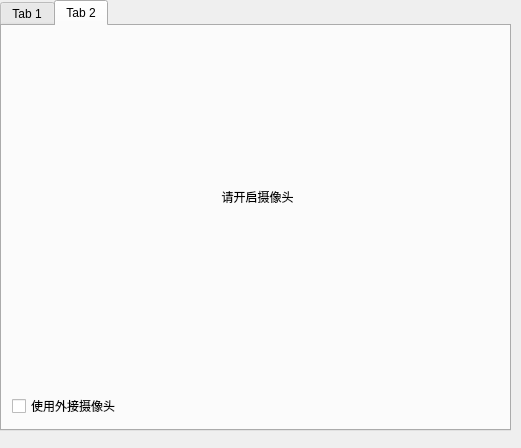
Old version of the form code/ui/login.ui in the repository RachelWealth/IoT-course-practice.
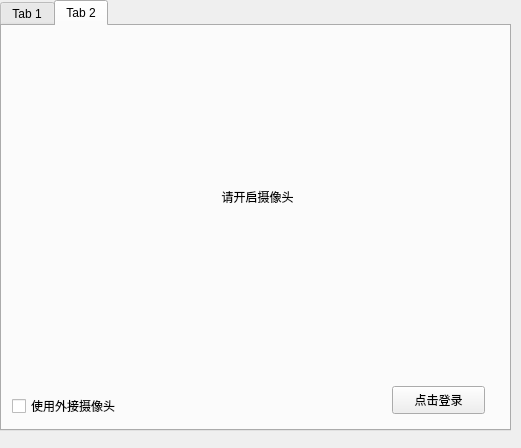
New version of the form. The open tabs and pages were chosen to show the change.

Diff of the .ui file:
```diff
--- a/code/ui/login.ui
+++ b/code/ui/login.ui
@@ -134,6 +134,19 @@
       <string>使用外接摄像头</string>
      </property>
     </widget>
+    <widget class="QPushButton" name="buttonFaceLogin">
+     <property name="geometry">
+      <rect>
+       <x>390</x>
+       <y>360</y>
+       <width>93</width>
+       <height>28</height>
+      </rect>
+     </property>
+     <property name="text">
+      <string>点击登录</string>
+     </property>
+    </widget>
    </widget>
   </widget>
  </widget>
```
Left out of the diff: 12 changed lines with no effect on the pictures.
